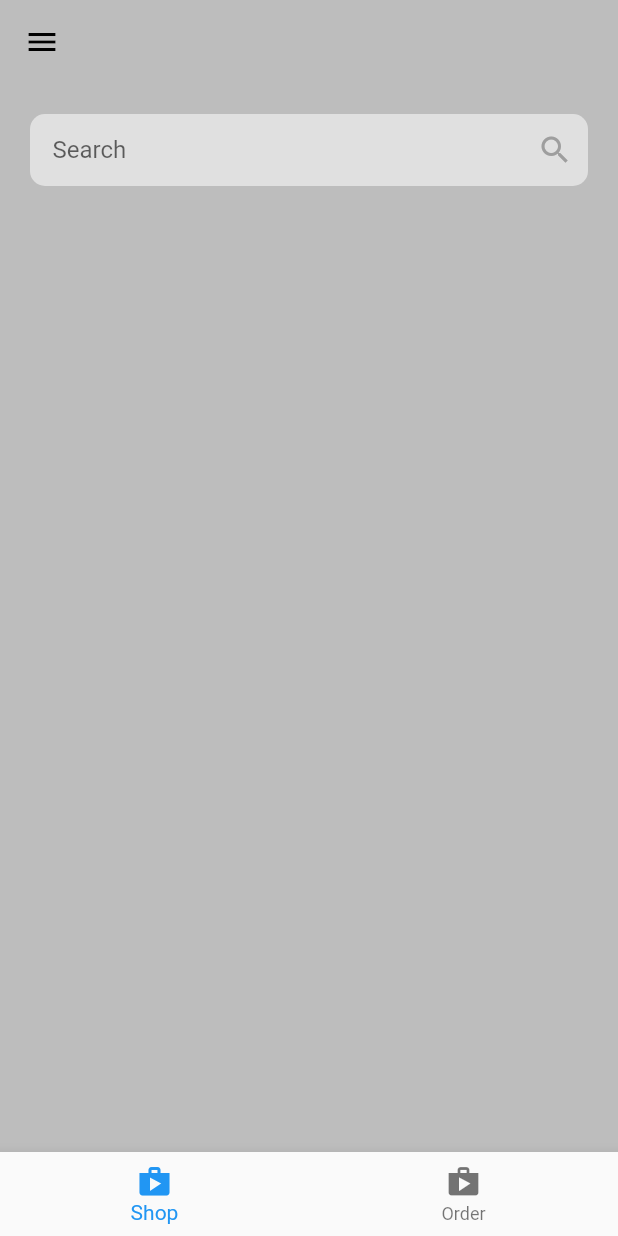
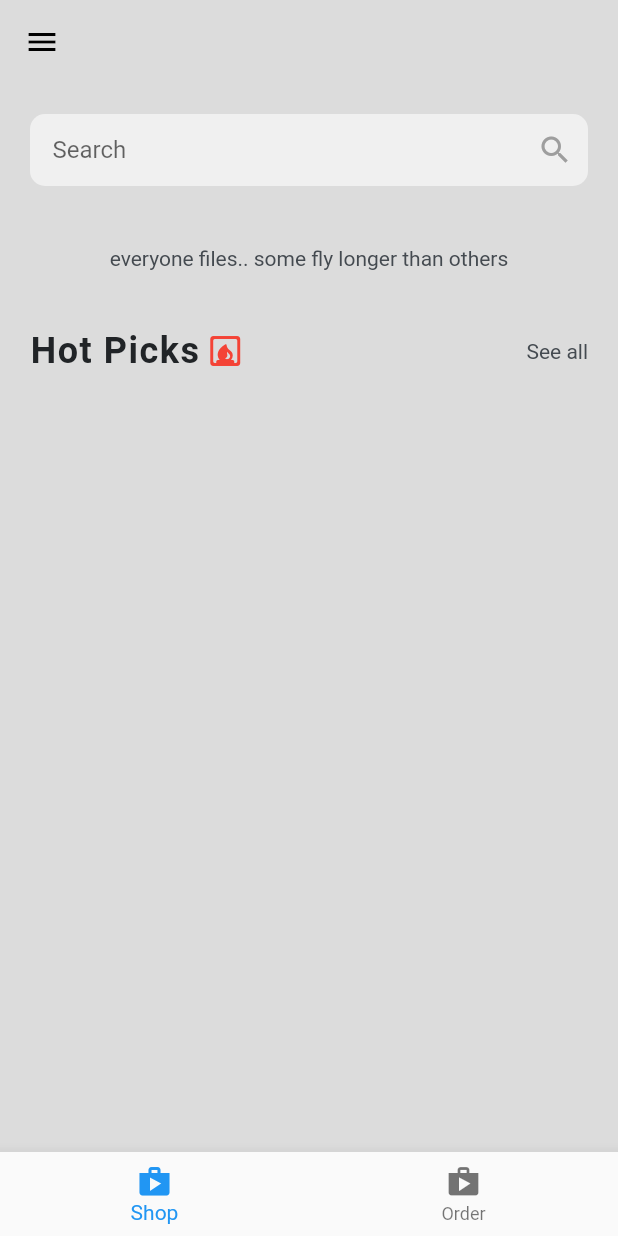
Before and after one commit to SuperMarcin1999/ecommerce_app, a Flutter app: the screen it shows after launch, on a phone screen of 412 x 824 dp. Run offline on Flutter 3.47's test engine with Material 2 defaults, Android fonts, the phone set to English and light mode, and no system bars.

Commit message:
teskty, everyone files..., hot picks,...

```diff
--- a/lib/components/search_compenent.dart
+++ b/lib/components/search_compenent.dart
@@ -1,3 +1,4 @@
+import 'package:ecommerce_app/helpers/constants.dart';
 import 'package:flutter/material.dart';
 
 class SearchComponent extends StatelessWidget {
@@ -6,9 +7,9 @@ class SearchComponent extends StatelessWidget {
   @override
   Widget build(BuildContext context) {
     return Container(
-      decoration: BoxDecoration(
-          color: Colors.grey[300],
-          borderRadius: const BorderRadius.all(Radius.circular(10))),
+      decoration: const BoxDecoration(
+          color: AppColors.backgroundTextFieldColor,
+          borderRadius: BorderRadius.all(Radius.circular(10))),
       child: Row(
         mainAxisAlignment: MainAxisAlignment.spaceBetween,
         children: [
@@ -16,7 +17,7 @@ class SearchComponent extends StatelessWidget {
             child: Padding(
               padding: EdgeInsets.only(left: 15),
               child: TextField(
-                style: TextStyle(color: Color.fromARGB(255, 73, 41, 41)),
+                style: TextStyle(color: AppColors.liteFontColor),
                 decoration: InputDecoration(
                   border: InputBorder.none,
                   hintText: "Search",
--- /dev/null
+++ b/lib/helpers/constants.dart
@@ -0,0 +1,9 @@
+import 'package:flutter/material.dart';
+
+class AppColors {
+  static const Color mainAppFontColor =  Color.fromRGBO(33, 36, 39, 1);
+  static const Color liteFontColor = Color.fromRGBO(68, 74, 80, 1);
+  static const Color backgroundAppColor = Color.fromRGBO(220, 220, 220, 1);
+  static const Color backgroundTextFieldColor =
+      Color.fromRGBO(240, 240, 240, 1);
+}
--- a/lib/pages/shop_page.dart
+++ b/lib/pages/shop_page.dart
@@ -2,6 +2,7 @@
 
 import 'package:ecommerce_app/components/bottom_nav_bar.dart';
 import 'package:ecommerce_app/components/search_compenent.dart';
+import 'package:ecommerce_app/helpers/constants.dart';
 import 'package:flutter/material.dart';
 
 import '../components/about_app_drawer.dart';
@@ -12,10 +13,10 @@ class ShopSceletonPage extends StatelessWidget {
   @override
   Widget build(BuildContext context) {
     return Scaffold(
-      backgroundColor: Colors.grey[400],
+      backgroundColor: AppColors.backgroundAppColor,
       appBar: AppBar(
         elevation: 0,
-        backgroundColor: Colors.grey[400],
+        backgroundColor: AppColors.backgroundAppColor,
         foregroundColor: Colors.black,
       ),
       drawer: AboutAppDrawer(),
@@ -25,6 +26,45 @@ class ShopSceletonPage extends StatelessWidget {
           children: [
             // Search
             SearchComponent(),
+
+            // Text: everyone files....
+            Padding(
+              padding: const EdgeInsets.only(bottom: 40, top: 40),
+              child: Text(
+                "everyone files.. some fly longer than others",
+                style: TextStyle(color: AppColors.liteFontColor),
+              ),
+            ),
+
+            // Row Hots Picks, Icon, See all
+            Row(
+              mainAxisAlignment: MainAxisAlignment.spaceBetween,
+              children: [
+                Row(
+                  children: [
+                    Text(
+                      "Hot Picks",
+                      style: TextStyle(
+                          color: AppColors.mainAppFontColor,
+                          fontSize: 24,
+                          fontWeight: FontWeight.bold,
+                          letterSpacing: 1),
+                    ),
+                    SizedBox(width: 5),
+                    Icon(
+                      Icons.fireplace_rounded,
+                      color: Colors.red,
+                    ),
+                  ],
+                ),
+                Text(
+                  "See all",
+                  style: TextStyle(
+                    color: AppColors.liteFontColor,
+                  ),
+                ),
+              ],
+            ),
           ],
         ),
       ),
```
